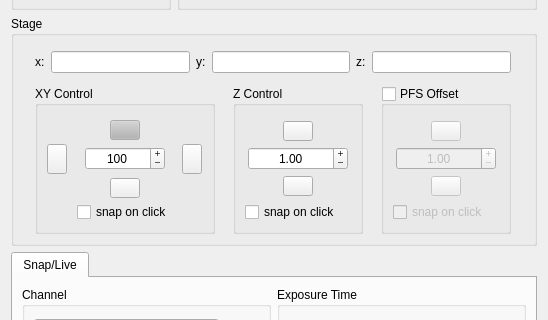
First picture: the form in micromanager_gui/_ui/micromanager_gui.ui, repository annayang26/napari-micromanager, before the edit; both pictures show x 0 to 548 and y 169 to 489 of the 548 by 855 pixel window.
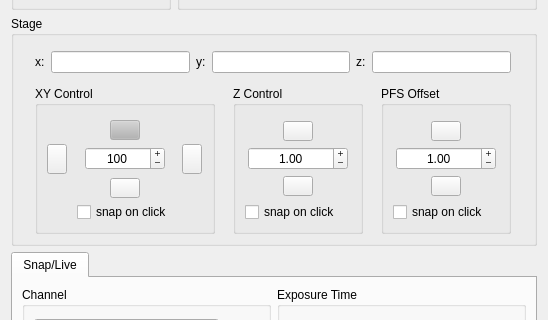
Second picture: the form after the edit.

Commit message: nikon pfs

Patch:
```diff
--- a/micromanager_gui/_ui/micromanager_gui.ui
+++ b/micromanager_gui/_ui/micromanager_gui.ui
@@ -696,7 +696,7 @@
          <string>PFS Offset</string>
         </property>
         <property name="checkable">
-         <bool>true</bool>
+         <bool>false</bool>
         </property>
         <property name="checked">
          <bool>false</bool>
```
The commit also changes 2 other files.
